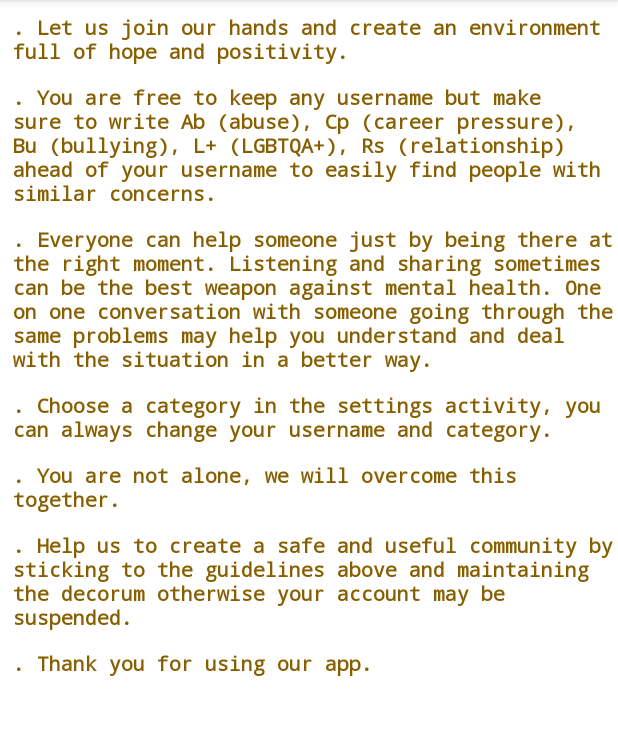
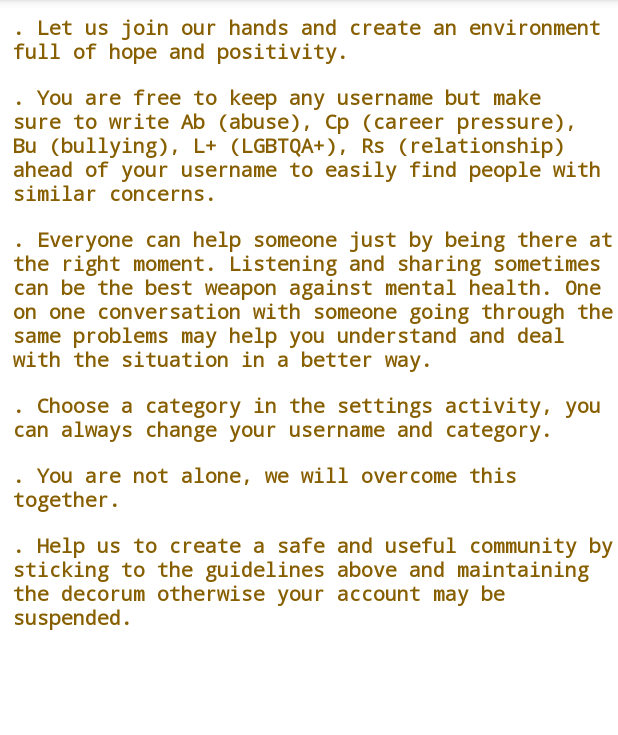
Before and after one commit to anushka530/Yellow, an Android app: the fragment InstructionFragment shown on its own in the app's theme, on a phone screen of 412 x 824 dp, the part 84-819 px from its top. Run offline under Robolectric (Android 15) with nearby library versions, the phone set to English and light mode, and no system bars.

Commit message:
latest commit

```diff
--- a/app/src/main/java/com/example/aasthaapp/SettingsActivity.java
+++ b/app/src/main/java/com/example/aasthaapp/SettingsActivity.java
@@ -95,8 +95,6 @@ public class SettingsActivity extends AppCompatActivity  {
 
                         binding.etUsername.setText(users.getUsername());
 
-
-
                     }
 
                     @Override
@@ -140,6 +138,8 @@ public class SettingsActivity extends AppCompatActivity  {
                     });
                 }
             });
+
+
         }
     }
 
--- a/app/src/main/res/layout/activity_settings.xml
+++ b/app/src/main/res/layout/activity_settings.xml
@@ -41,8 +41,7 @@
             android:layout_marginTop="10dp"
             android:src="@drawable/uploadimg"
             app:civ_border_color="#FF000000"
-            app:civ_border_width="2dp"
-            />
+            app:civ_border_width="2dp" />
 
         <ImageView
             android:id="@+id/plus"
--- a/app/src/main/res/layout/fragment_instruction.xml
+++ b/app/src/main/res/layout/fragment_instruction.xml
@@ -91,17 +91,4 @@
         android:textSize="13sp"
         android:textStyle="bold" />
 
-    <TextView
-        android:id="@+id/textView10"
-        android:layout_width="match_parent"
-        android:layout_height="wrap_content"
-        android:layout_marginStart="5dp"
-        android:layout_marginLeft="5dp"
-        android:layout_marginTop="5dp"
-        android:fontFamily="monospace"
-        android:padding="3dp"
-        android:text="@string/thank_you_for_using_our_app_we_hope_you_get_help_from_here_in_the_best_possible_way_for_any_query_you_can_contact_us"
-        android:textColor="#875F01"
-        android:textSize="13sp"
-        android:textStyle="bold" />
 </LinearLayout>
--- a/app/src/main/res/values/strings.xml
+++ b/app/src/main/res/values/strings.xml
@@ -8,7 +8,6 @@
     <string name="choose_a_category_in_the_settings_activity_you_can_always_change_your_username_and_category">. Choose a category in the settings activity, you can always change your username and category.</string>
     <string name="you_are_not_alone_we_will_overcome_this_together">. You are not alone, we will overcome this together.</string>
     <string name="help_us_to_create_a_safe_and_useful_community_by_sticking_to_the_guidelines_above_and_maintaining_the_decorum_otherwise_your_account_may_be_suspended">. Help us to create a safe and useful community by sticking to the guidelines above and maintaining the decorum otherwise your account may be suspended.</string>
-    <string name="thank_you_for_using_our_app_we_hope_you_get_help_from_here_in_the_best_possible_way_for_any_query_you_can_contact_us">. Thank you for using our app.</string>
     <string name="everyone_can_help_someone_just_by_being_there_at_the_right_moment_listening_and_sharing_sometimes_can_be_the_best_weapon_against_mental_health_one_on_one_conversation_with_someone_going_through_the_same_problems_may_help_you_understand_and_deal_with_the_situation_in_a_better_way">. Everyone can help someone just by being there at the right moment. Listening and sharing sometimes can be the best weapon against mental health. One on one conversation with someone going through the same problems may help you understand and deal with the situation in a better way.</string>
 
 
```
Also changed, not shown: app/src/main/java/com/example/aasthaapp/Models/MyFirebaseMessagingService.java (+17 -11 lines).
